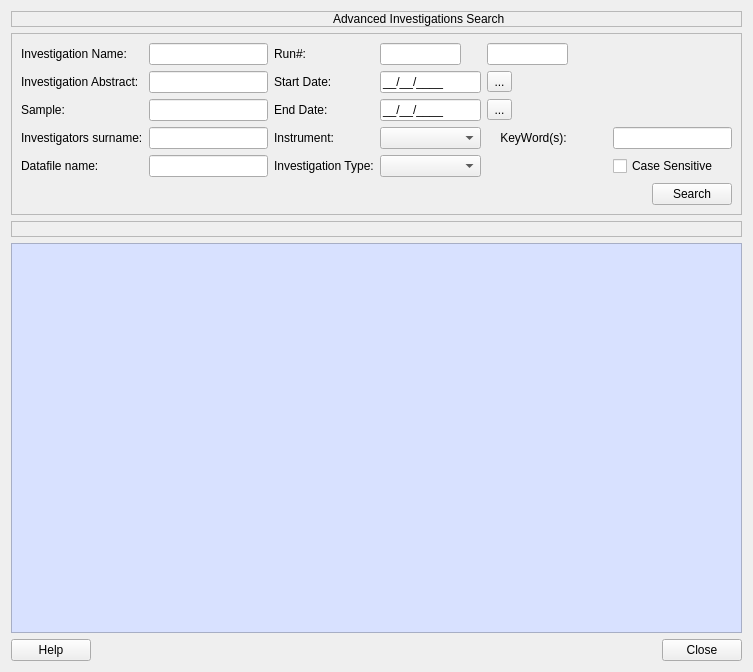
Qt form Code/qtiplot/MantidQt/MantidWidgets/inc/ICatAdvancedSearch.ui (mantidproject/mantid) before a commit.
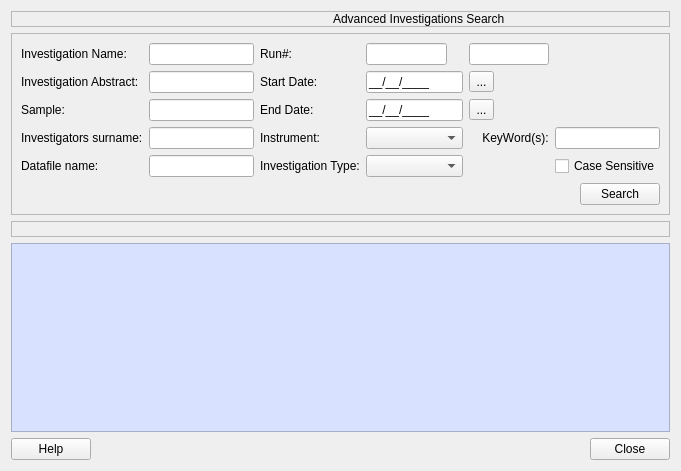
The same form after that commit. Icons and pictures are not drawn.

Commit message: re#1551 - some changes for Search widgets Layouts. Also the style sheet of search widgets combo box's  is changed, now the combo box's pop-up view's  scroll bar shows up and down arrow buttons. The data type of ICat investigation id in table workspace changed from long long to int64_t Now ICat Search works in Linux ,I need to check this works in Mac.

The edit to the form file:
```diff
--- a/Code/qtiplot/MantidQt/MantidWidgets/inc/ICatAdvancedSearch.ui
+++ b/Code/qtiplot/MantidQt/MantidWidgets/inc/ICatAdvancedSearch.ui
@@ -5,8 +5,8 @@
    <rect>
     <x>0</x>
     <y>0</y>
-    <width>753</width>
-    <height>672</height>
+    <width>681</width>
+    <height>471</height>
    </rect>
   </property>
   <property name="windowTitle" >
@@ -95,7 +95,7 @@
           </property>
          </widget>
         </item>
-        <item row="0" column="4" colspan="2" >
+        <item row="0" column="4" >
          <widget class="QLineEdit" name="endRunEdit" >
           <property name="maximumSize" >
            <size>
@@ -258,6 +258,9 @@
           <property name="toolTip" >
            <string>Instrument Box</string>
           </property>
+          <property name="styleSheet" >
+           <string notr="true" >QComboBox#instrumentBox QListView{background-color: white;background-image: url(ICatComboBackground.png);background-attachment: scroll;}QComboBox#instrumentBox QListView QScrollBar:vertical{background-image: url(:/images/ICatComboVScrollbar.png); background-repeat: repeat-y; width: 17px; height:20px;} </string>
+          </property>
          </widget>
         </item>
         <item row="3" column="4" >
@@ -309,6 +312,9 @@
             <height>16777215</height>
            </size>
           </property>
+          <property name="styleSheet" >
+           <string notr="true" >QComboBox#invstTypeBox QListView{background-color: white;background-image: url(ICatComboBackground.png);background-attachment: scroll;}QComboBox#invstTypeBox QListView QScrollBar:vertical{background-image: url(:/images/ICatComboVScrollbar.png); background-repeat: repeat-y; width: 17px; height:20px;} </string>
+          </property>
          </widget>
         </item>
         <item row="4" column="4" >
@@ -318,8 +324,8 @@
           </property>
           <property name="sizeHint" stdset="0" >
            <size>
-            <width>115</width>
-            <height>13</height>
+            <width>78</width>
+            <height>17</height>
            </size>
           </property>
          </spacer>
```
The commit also changes 7 other files.
